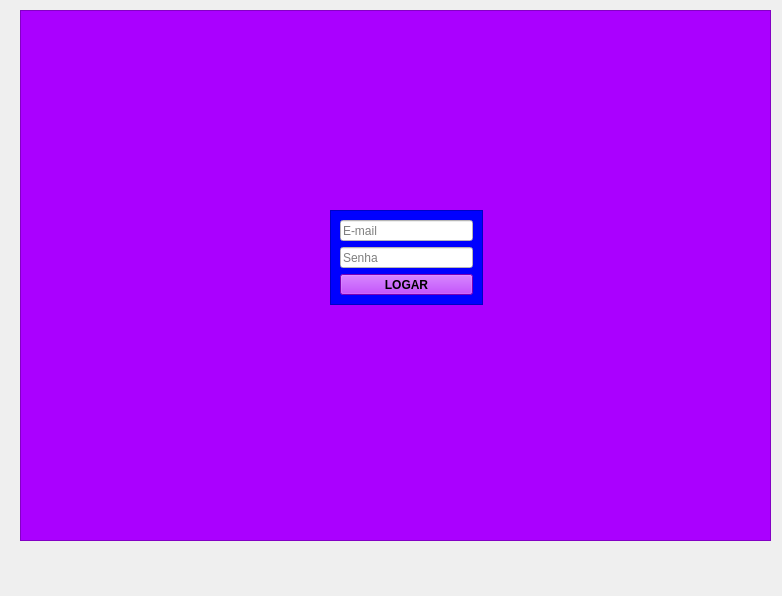
First picture: the form in QT Designer/Formulário de Cadastro/telalogin.ui, repository VSBuss/fabrica-software, before the edit.
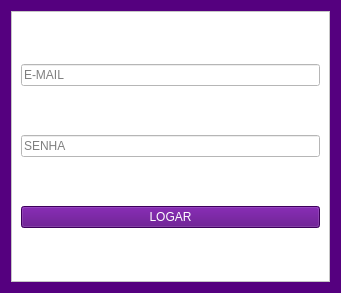
Second picture: the form after the edit.

```diff
--- a/QT Designer/Formulário de Cadastro/telalogin.ui
+++ b/QT Designer/Formulário de Cadastro/telalogin.ui
@@ -1,48 +1,26 @@
 <?xml version="1.0" encoding="UTF-8"?>
 <ui version="4.0">
- <class>MainWindow</class>
- <widget class="QMainWindow" name="MainWindow">
+ <class>Login</class>
+ <widget class="QWidget" name="Login">
   <property name="geometry">
    <rect>
     <x>0</x>
     <y>0</y>
-    <width>782</width>
-    <height>596</height>
+    <width>341</width>
+    <height>293</height>
    </rect>
   </property>
   <property name="windowTitle">
    <string>MainWindow</string>
   </property>
-  <widget class="QWidget" name="centralwidget">
-   <widget class="QFrame" name="frame">
-    <property name="geometry">
-     <rect>
-      <x>20</x>
-      <y>10</y>
-      <width>751</width>
-      <height>531</height>
-     </rect>
-    </property>
-    <property name="styleSheet">
-     <string notr="true">background-color: rgb(170, 0, 255);</string>
-    </property>
-    <property name="frameShape">
-     <enum>QFrame::StyledPanel</enum>
-    </property>
-    <property name="frameShadow">
-     <enum>QFrame::Raised</enum>
-    </property>
-    <widget class="QFrame" name="frame_2">
-     <property name="geometry">
-      <rect>
-       <x>310</x>
-       <y>200</y>
-       <width>153</width>
-       <height>95</height>
-      </rect>
-     </property>
+  <property name="styleSheet">
+   <string notr="true">background-color: rgb(85, 0, 127);</string>
+  </property>
+  <layout class="QHBoxLayout" name="horizontalLayout_2">
+   <item>
+    <widget class="QFrame" name="frame">
      <property name="styleSheet">
-      <string notr="true">background-color: rgb(0, 0, 255);</string>
+      <string notr="true">background-color: rgb(255, 255, 255);</string>
      </property>
      <property name="frameShape">
       <enum>QFrame::StyledPanel</enum>
@@ -52,38 +30,33 @@
      </property>
      <layout class="QVBoxLayout" name="verticalLayout">
       <item>
-       <widget class="QLineEdit" name="lineEdit">
-        <property name="styleSheet">
-         <string notr="true">background-color: rgb(255, 255, 255);</string>
+       <widget class="QLineEdit" name="email">
+        <property name="text">
+         <string/>
         </property>
         <property name="placeholderText">
-         <string>E-mail</string>
+         <string>E-MAIL</string>
         </property>
        </widget>
       </item>
       <item>
-       <widget class="QLineEdit" name="lineEdit_2">
-        <property name="styleSheet">
-         <string notr="true">background-color: rgb(255, 255, 255);</string>
-        </property>
+       <widget class="QLineEdit" name="senha">
         <property name="text">
          <string/>
         </property>
+        <property name="echoMode">
+         <enum>QLineEdit::Password</enum>
+        </property>
         <property name="placeholderText">
-         <string>Senha</string>
+         <string>SENHA</string>
         </property>
        </widget>
       </item>
       <item>
        <widget class="QPushButton" name="pushButton">
-        <property name="font">
-         <font>
-          <weight>75</weight>
-          <bold>true</bold>
-         </font>
-        </property>
         <property name="styleSheet">
-         <string notr="true">background-color: rgb(170, 0, 255);</string>
+         <string notr="true">background-color: rgb(85, 0, 127);
+color: rgb(255, 255, 255);</string>
         </property>
         <property name="text">
          <string>LOGAR</string>
@@ -92,8 +65,8 @@
       </item>
      </layout>
     </widget>
-   </widget>
-  </widget>
+   </item>
+  </layout>
  </widget>
  <resources/>
  <connections/>
```
Left out of the diff: 2 changed lines with no effect on the pictures.
